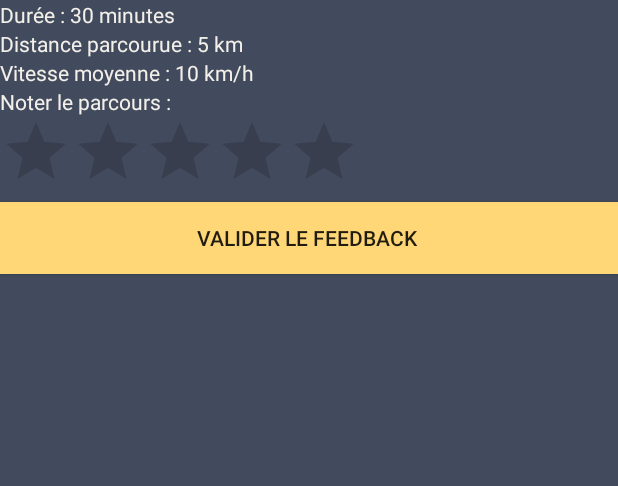
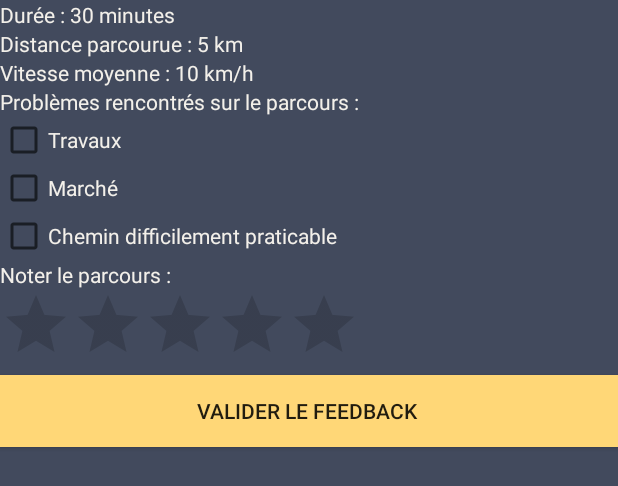
Before and after one commit to louisepe/MyPath, an Android app: the layout activity_feedback.xml on its own in the app's theme, with its tools: preview values and no code run, on a phone screen of 412 x 824 dp. Shown: the top 486 px of the screen. Run offline under Robolectric (Android 15) with nearby library versions, the phone set to English and light mode, and no system bars.

Commit message:
Gestion du bouton je n'aime pas et ajout d'options dans le feedback

```diff
--- a/app/src/main/java/com/tc/mypath/FeedbackActivity.java
+++ b/app/src/main/java/com/tc/mypath/FeedbackActivity.java
@@ -39,7 +39,7 @@ public class FeedbackActivity extends AppCompatActivity {
 
         temps.setText("Durée : " + time );
         distanceParcourue.setText("Distance parcourue : " + distance + "km");
-        vitesse.setText("Vitesse moyenne : " + (distance/tempsSecondes)*3600 + "km/h");
+        vitesse.setText("Vitesse moyenne : " + (int)((distance/tempsSecondes)*3600) + "km/h");
 
         validerFeedback.setOnClickListener(validerListener);
     }
--- a/app/src/main/java/com/tc/mypath/PagePrincipale.java
+++ b/app/src/main/java/com/tc/mypath/PagePrincipale.java
@@ -37,7 +37,6 @@ public class PagePrincipale extends AppCompatActivity {
     OnClickListener genererListener = new OnClickListener() {
         @Override
         public void onClick(View v) {
-            // custom dialog
             final Dialog dialog = new Dialog(context);
             dialog.setContentView(R.layout.parametres_parcours);
 
--- a/app/src/main/res/layout/activity_feedback.xml
+++ b/app/src/main/res/layout/activity_feedback.xml
@@ -32,6 +32,34 @@
     <TextView
         android:layout_width="fill_parent"
         android:layout_height="wrap_content"
+        android:text="Problèmes rencontrés sur le parcours :"
+        android:textColor="#f3f0ea"/>
+
+
+    <CheckBox
+        android:id="@+id/travaux"
+        android:layout_width="fill_parent"
+        android:layout_height="wrap_content"
+        android:text="Travaux"
+        android:textColor="#f3f0ea"/>
+
+    <CheckBox
+        android:id="@+id/marche"
+        android:layout_width="fill_parent"
+        android:layout_height="wrap_content"
+        android:text="Marché"
+        android:textColor="#f3f0ea"/>
+
+    <CheckBox
+        android:id="@+id/impraticable"
+        android:layout_width="fill_parent"
+        android:layout_height="wrap_content"
+        android:text="Chemin difficilement praticable"
+        android:textColor="#f3f0ea"/>
+
+    <TextView
+        android:layout_width="fill_parent"
+        android:layout_height="wrap_content"
         android:text="Noter le parcours : "
         android:textColor="#f3f0ea"/>
 
```
Also changed, not shown: app/src/main/java/com/tc/mypath/ParcoursActivity.java (+32 -1 lines).
